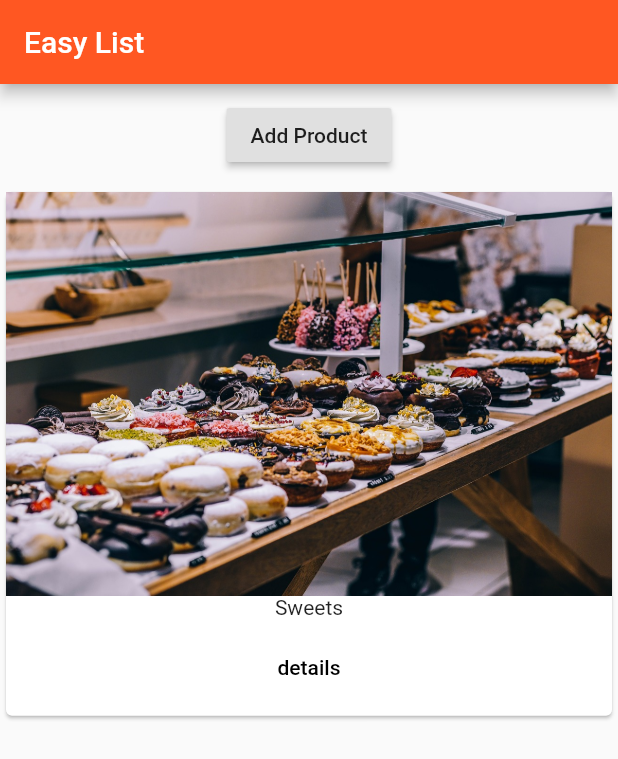
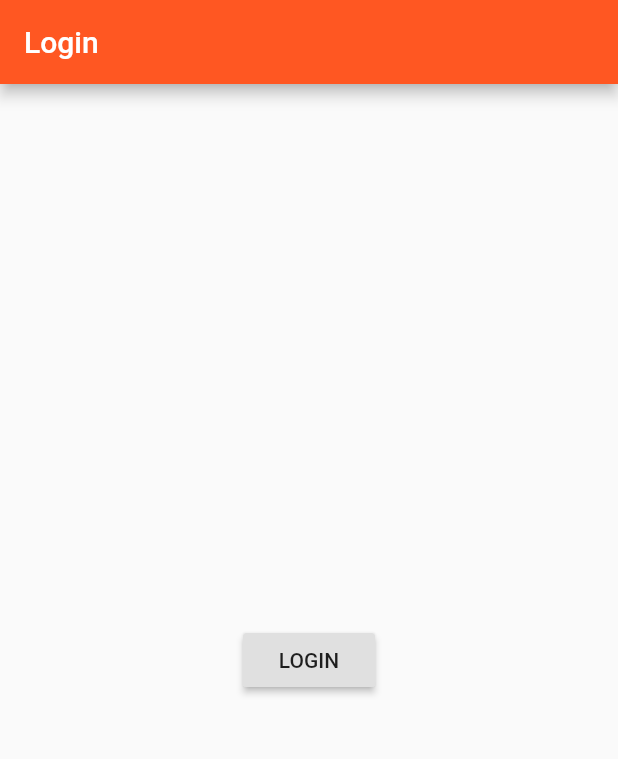
Before and after one commit to Hitvardhan-Singh-Solanki/flutter, a Flutter app: the screen it shows after launch, on a phone screen of 412 x 824 dp. Shown: the top 759 px of the screen. Run offline on Flutter 3.47's test engine with Material 2 defaults, Android fonts, the phone set to English and light mode, and no system bars.

```diff
--- a/lib/main.dart
+++ b/lib/main.dart
@@ -1,5 +1,5 @@
 import 'package:flutter/material.dart';
-import './pages/home.dart';
+import './pages/auth.dart';
 
 void main() => runApp(MyApp());
 
@@ -11,7 +11,7 @@ class MyApp extends StatelessWidget {
           primarySwatch: Colors.deepOrange,
           accentColor: Colors.deepPurple,
           brightness: Brightness.light),
-      home: HomePage(),
+      home: AuthPage(),
     );
   }
 }
--- /dev/null
+++ b/lib/pages/auth.dart
@@ -0,0 +1,26 @@
+import 'package:flutter/material.dart';
+import 'products.dart';
+
+class AuthPage extends StatelessWidget {
+  @override
+  Widget build(BuildContext context) {
+    return Scaffold(
+      appBar: AppBar(
+        title: Text("Login"),
+      ),
+      body: Center(
+        child: RaisedButton(
+          child: Text('LOGIN'),
+          onPressed: () {
+            Navigator.pushReplacement(
+              context,
+              MaterialPageRoute(
+                builder: (BuildContext context) => ProductsPage(),
+              ),
+            );
+          },
+        ),
+      ),
+    );
+  }
+}
--- a/lib/pages/home.dart
+++ /dev/null
@@ -1,15 +0,0 @@
-import 'package:flutter/material.dart';
-import '../product_manager.dart';
-
-class HomePage extends StatelessWidget {
-  @override
-  Widget build(BuildContext context) {
-    return Scaffold(
-      appBar: AppBar(
-        title: Text("Easy List"),
-      ),
-      body: ProductManager(
-          startingProduct: {'title': 'Sweets', 'image': 'assets/food.jpg'}),
-    );
-  }
-}
```
Also changed, not shown: lib/pages/products.dart (added, +34 -0 lines), lib/pages/products_admin.dart (added, +34 -0 lines).
